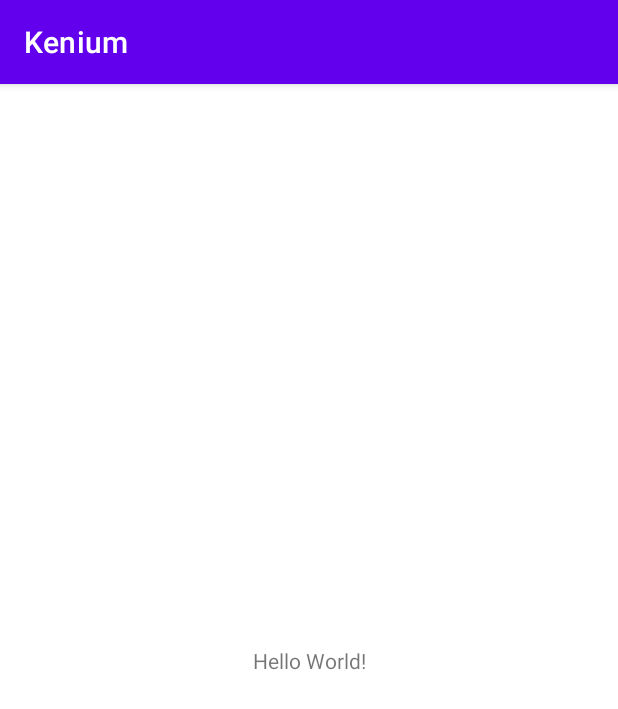
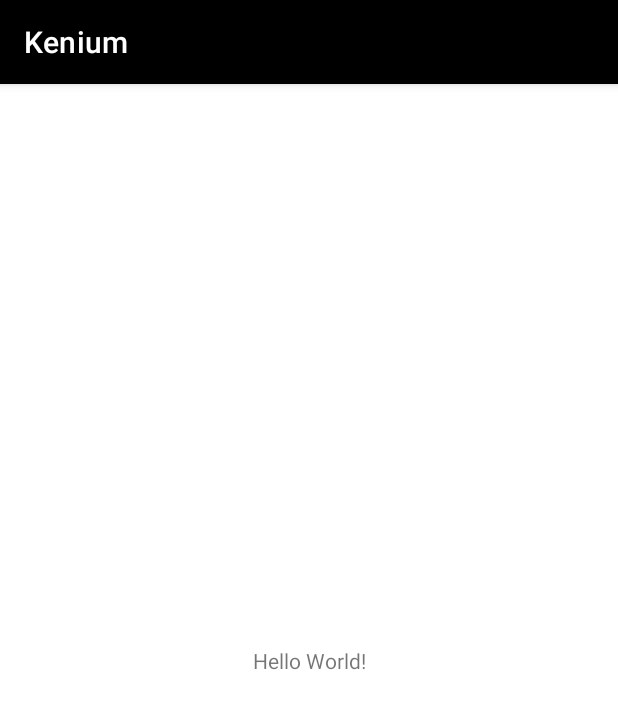
Before and after one commit to Abdirashid26/Kenium, an Android app: the screen it shows after launch (MainActivity before the commit, LoginActivity after it), on a phone screen of 412 x 824 dp. Shown: the top 709 px of the screen. Run offline under Robolectric (Android 15) with nearby library versions, the phone set to English and light mode, and no system bars.

Commit message:
added the app logo onto the splash screen , and changed the main activtiy into login activity

```diff
--- a/app/src/main/AndroidManifest.xml
+++ b/app/src/main/AndroidManifest.xml
@@ -12,12 +12,14 @@
         android:roundIcon="@mipmap/ic_launcher_round"
         android:supportsRtl="true"
         android:theme="@style/Theme.Kenium"
-        tools:targetApi="31">
+        tools:targetApi="31"
+        >
+        <activity
+            android:name=".LoginActivity"
+            android:exported="false" />
         <activity
             android:name=".SplashScreenActivity"
-            android:exported="false" />
-        <activity
-            android:name=".MainActivity"
+            android:theme="@style/Theme.AppCompat.Light.NoActionBar"
             android:exported="true">
             <intent-filter>
                 <action android:name="android.intent.action.MAIN" />
--- a/app/src/main/java/com/example/kenium/MainActivity.kt
+++ b/app/src/main/java/com/example/kenium/LoginActivity.kt
@@ -3,9 +3,9 @@ package com.example.kenium
 import androidx.appcompat.app.AppCompatActivity
 import android.os.Bundle
 
-class MainActivity : AppCompatActivity() {
+class LoginActivity : AppCompatActivity() {
     override fun onCreate(savedInstanceState: Bundle?) {
         super.onCreate(savedInstanceState)
-        setContentView(R.layout.activity_main)
+        setContentView(R.layout.activity_login)
     }
 }
--- a/app/src/main/java/com/example/kenium/SplashScreenActivity.kt
+++ b/app/src/main/java/com/example/kenium/SplashScreenActivity.kt
@@ -1,11 +1,32 @@
 package com.example.kenium
 
+import android.content.Intent
 import androidx.appcompat.app.AppCompatActivity
 import android.os.Bundle
+import android.os.Handler
+import android.view.Window
+import android.view.WindowManager
 
 class SplashScreenActivity : AppCompatActivity() {
     override fun onCreate(savedInstanceState: Bundle?) {
         super.onCreate(savedInstanceState)
         setContentView(R.layout.activity_splash_screen)
+
+
+        window.setFlags(
+            WindowManager.LayoutParams.FLAG_FULLSCREEN,
+            WindowManager.LayoutParams.FLAG_FULLSCREEN
+        )
+
+        Handler().postDelayed(
+            {
+                if(true){
+                    val intent = Intent(this, LoginActivity::class.java)
+                    startActivity(intent)
+                    finish()
+                }
+            },5000
+        )
+
     }
 }
--- a/app/src/main/res/layout/activity_main.xml
+++ b/app/src/main/res/layout/activity_login.xml
@@ -4,7 +4,7 @@
     xmlns:tools="http://schemas.android.com/tools"
     android:layout_width="match_parent"
     android:layout_height="match_parent"
-    tools:context=".MainActivity">
+    tools:context=".LoginActivity">
 
     <TextView
         android:layout_width="wrap_content"
--- a/app/src/main/res/values-night/themes.xml
+++ b/app/src/main/res/values-night/themes.xml
@@ -2,13 +2,13 @@
     <!-- Base application theme. -->
     <style name="Theme.Kenium" parent="Theme.MaterialComponents.DayNight.DarkActionBar">
         <!-- Primary brand color. -->
-        <item name="colorPrimary">@color/purple_200</item>
-        <item name="colorPrimaryVariant">@color/purple_700</item>
-        <item name="colorOnPrimary">@color/black</item>
+        <item name="colorPrimary">@color/black</item>
+        <item name="colorPrimaryVariant">@color/black</item>
+        <item name="colorOnPrimary">@color/white</item>
         <!-- Secondary brand color. -->
-        <item name="colorSecondary">@color/teal_200</item>
-        <item name="colorSecondaryVariant">@color/teal_200</item>
-        <item name="colorOnSecondary">@color/black</item>
+        <item name="colorSecondary">@color/white</item>
+        <item name="colorSecondaryVariant">@color/white</item>
+        <item name="colorOnSecondary">@color/grey</item>
         <!-- Status bar color. -->
         <item name="android:statusBarColor" tools:targetApi="l">?attr/colorPrimaryVariant</item>
         <!-- Customize your theme here. -->
--- a/app/src/main/res/values/colors.xml
+++ b/app/src/main/res/values/colors.xml
@@ -1,10 +1,7 @@
 <?xml version="1.0" encoding="utf-8"?>
 <resources>
-    <color name="purple_200">#FFBB86FC</color>
-    <color name="purple_500">#FF6200EE</color>
-    <color name="purple_700">#FF3700B3</color>
-    <color name="teal_200">#FF03DAC5</color>
-    <color name="teal_700">#FF018786</color>
+    <color name="grey">#807E81</color>
+    <color name="cream">#FFFDD0</color>
     <color name="black">#FF000000</color>
     <color name="white">#FFFFFFFF</color>
 </resources>
--- a/app/src/main/res/values/themes.xml
+++ b/app/src/main/res/values/themes.xml
@@ -2,13 +2,13 @@
     <!-- Base application theme. -->
     <style name="Theme.Kenium" parent="Theme.MaterialComponents.DayNight.DarkActionBar">
         <!-- Primary brand color. -->
-        <item name="colorPrimary">@color/purple_500</item>
-        <item name="colorPrimaryVariant">@color/purple_700</item>
+        <item name="colorPrimary">@color/black</item>
+        <item name="colorPrimaryVariant">@color/black</item>
         <item name="colorOnPrimary">@color/white</item>
         <!-- Secondary brand color. -->
-        <item name="colorSecondary">@color/teal_200</item>
-        <item name="colorSecondaryVariant">@color/teal_700</item>
-        <item name="colorOnSecondary">@color/black</item>
+        <item name="colorSecondary">@color/white</item>
+        <item name="colorSecondaryVariant">@color/white</item>
+        <item name="colorOnSecondary">@color/grey</item>
         <!-- Status bar color. -->
         <item name="android:statusBarColor" tools:targetApi="l">?attr/colorPrimaryVariant</item>
         <!-- Customize your theme here. -->
```
Also changed, not shown: app/build.gradle (+13 -15 lines), app/src/main/res/layout/activity_splash_screen.xml (+15 -2 lines), app/src/main/res/drawable-v24/kenium.png (added), app/src/main/res/font/m_regular.otf (added).
